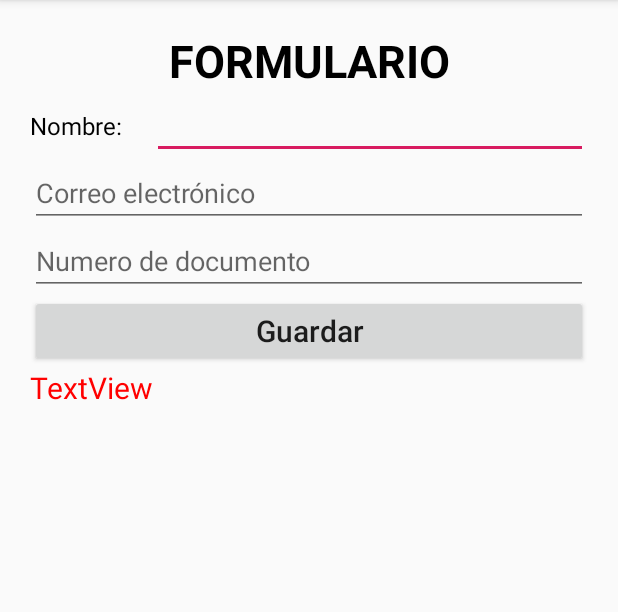
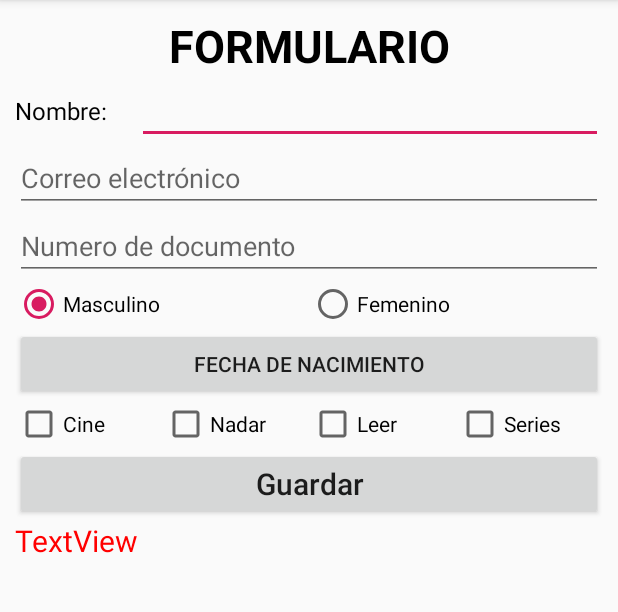
Before and after one commit to edwincubillos24/Sesion1_GUI, an Android app: the screen it shows after launch (MainActivity), on a phone screen of 412 x 824 dp, the part 84-696 px from its top. Run offline under Robolectric (Android 15) with nearby library versions, the phone set to English and light mode, and no system bars.

Commit message:
Version Final

```diff
--- a/app/src/main/res/layout/activity_main.xml
+++ b/app/src/main/res/layout/activity_main.xml
@@ -1,11 +1,13 @@
 <?xml version="1.0" encoding="utf-8"?>
-<LinearLayout
+<ScrollView
         xmlns:android="http://schemas.android.com/apk/res/android"
         android:layout_width="match_parent"
+        android:layout_height="match_parent">
+    <LinearLayout
+            android:layout_width="match_parent"
             android:layout_height="match_parent"
-        android:orientation="vertical"
-        android:padding="20dp">
-
+            android:padding="10dp"
+            android:orientation="vertical">
         <TextView
                 android:layout_width="match_parent"
                 android:layout_height="wrap_content"
@@ -47,6 +49,63 @@
                 android:id="@+id/etCedula"
                 android:inputType="number"
                 android:hint="@string/cedula"/>
+        <RadioGroup
+                android:layout_width="match_parent"
+                android:layout_height="wrap_content"
+                android:orientation="horizontal">
+            <RadioButton android:id="@+id/rbMasculino"
+                         android:layout_width="0dp"
+                         android:layout_height="wrap_content"
+                         android:layout_weight="1"
+                         android:text="@string/masculino"
+                         android:onClick="onRadioButtonClicked"
+                         android:checked="true"/>
+            <RadioButton android:id="@+id/rbFemenino"
+                         android:layout_width="0dp"
+                         android:layout_height="wrap_content"
+                         android:layout_weight="1"
+                         android:text="@string/femenino"
+                         android:onClick="onRadioButtonClicked"/>
+        </RadioGroup>
+        <Button
+                android:layout_width="match_parent"
+                android:layout_height="wrap_content"
+                android:text="@string/fecha_de_nacimiento"
+                android:onClick="showDatePickerDialog" />
+        <LinearLayout
+                android:layout_width="match_parent"
+                android:layout_height="wrap_content"
+                android:orientation="horizontal">
+            <CheckBox
+                    android:layout_width="0dp"
+                    android:layout_height="wrap_content"
+                    android:layout_weight="1"
+                    android:id="@+id/cbCine"
+                    android:text="@string/cine"
+                    android:onClick="onCheckboxClicked"/>
+            <CheckBox
+                    android:layout_width="0dp"
+                    android:layout_height="wrap_content"
+                    android:layout_weight="1"
+                    android:id="@+id/cbNadar"
+                    android:text="@string/nadar"
+                    android:onClick="onCheckboxClicked"/>
+            <CheckBox
+                    android:layout_width="0dp"
+                    android:layout_height="wrap_content"
+                    android:layout_weight="1"
+                    android:id="@+id/cbLeer"
+                    android:text="@string/Leer"
+                    android:onClick="onCheckboxClicked"/>
+            <CheckBox
+                    android:layout_width="0dp"
+                    android:layout_height="wrap_content"
+                    android:layout_weight="1"
+                    android:id="@+id/cbSeries"
+                    android:text="@string/series"
+                    android:onClick="onCheckboxClicked"/>
+        </LinearLayout>
+
         <Button
                 android:text="@string/guardar"
                 android:layout_width="match_parent"
@@ -61,5 +120,5 @@
                 android:textSize="20sp"
                 android:textColor="@color/red"
                 android:text="TextView"/>
-
     </LinearLayout>
+</ScrollView>
--- a/app/src/main/res/values/strings.xml
+++ b/app/src/main/res/values/strings.xml
@@ -5,4 +5,12 @@
     <string name="correo">Correo electrónico</string>
     <string name="cedula">Numero de documento</string>
     <string name="guardar">Guardar</string>
+    <string name="masculino">Masculino</string>
+    <string name="femenino">Femenino</string>
+    <string name="cine">Cine</string>
+    <string name="nadar">Nadar</string>
+    <string name="leer">Leer</string>
+    <string name="Leer">Leer</string>
+    <string name="series">Series</string>
+    <string name="fecha_de_nacimiento">Fecha de Nacimiento</string>
 </resources>
```
Also changed, not shown: app/src/main/java/com/edwinacubillos/sesion1_gui/MainActivity.kt (+88 -7 lines). Lines whose indentation alone changed are shown as unchanged.
